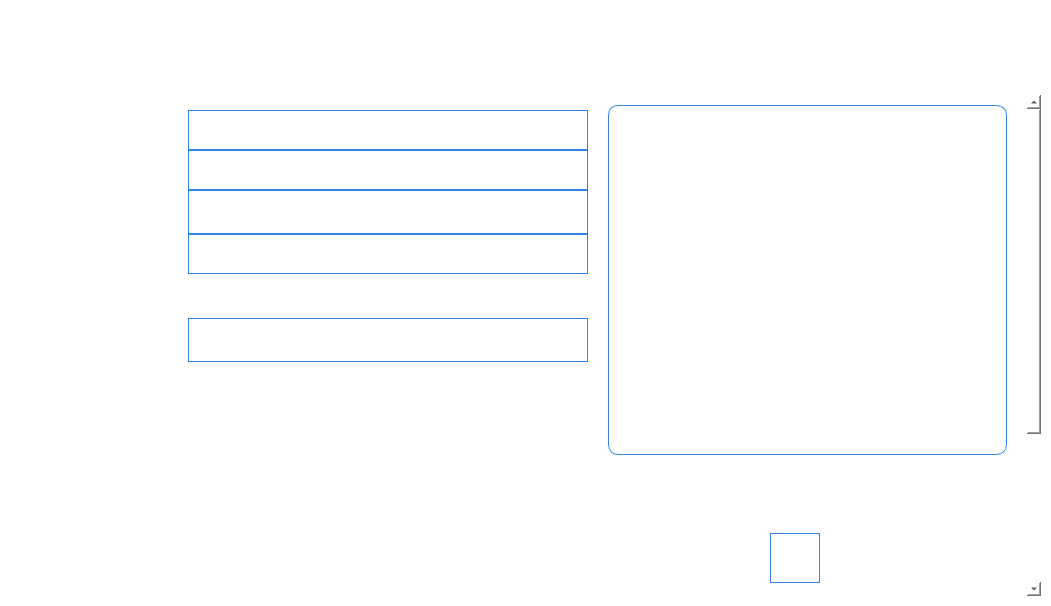
First picture: the form in forms/Page_5.ui, repository apollo-k22/FaceAI-Product, before the edit.
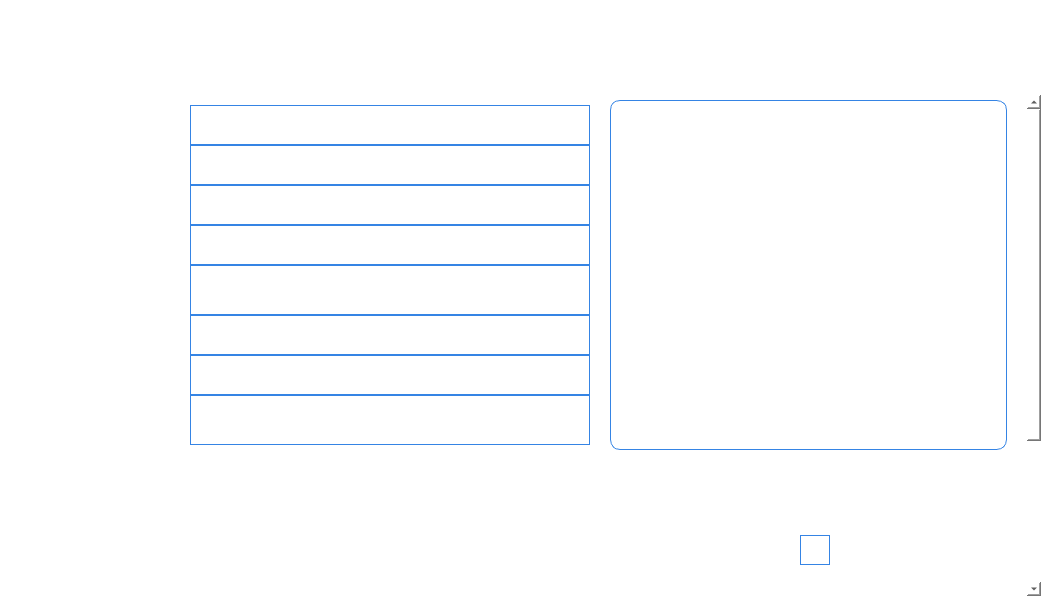
Second picture: the form after the edit. Icons and pictures are not drawn.

```diff
--- a/forms/Page_5.ui
+++ b/forms/Page_5.ui
@@ -226,7 +226,7 @@
           <x>0</x>
           <y>0</y>
           <width>1012</width>
-          <height>761</height>
+          <height>759</height>
          </rect>
         </property>
         <property name="styleSheet">
@@ -251,6 +251,9 @@
          </property>
          <item>
           <layout class="QVBoxLayout" name="verticalLayout_8">
+           <property name="spacing">
+            <number>6</number>
+           </property>
            <property name="bottomMargin">
             <number>0</number>
            </property>
@@ -277,13 +280,13 @@
                 <number>0</number>
                </property>
                <property name="topMargin">
-                <number>10</number>
+                <number>5</number>
                </property>
                <property name="rightMargin">
                 <number>0</number>
                </property>
                <property name="bottomMargin">
-                <number>10</number>
+                <number>0</number>
                </property>
                <item>
                 <spacer name="horizontalSpacer_7">
@@ -323,11 +326,17 @@
                    <item row="0" column="0">
                     <widget class="QLabel" name="label">
                      <property name="sizePolicy">
-                      <sizepolicy hsizetype="Expanding" vsizetype="Expanding">
+                      <sizepolicy hsizetype="Fixed" vsizetype="Fixed">
                        <horstretch>0</horstretch>
                        <verstretch>0</verstretch>
                       </sizepolicy>
                      </property>
+                     <property name="minimumSize">
+                      <size>
+                       <width>140</width>
+                       <height>40</height>
+                      </size>
+                     </property>
                      <property name="font">
                       <font>
                        <pointsize>11</pointsize>
@@ -341,6 +350,9 @@
                      <property name="text">
                       <string>Probe ID:</string>
                      </property>
+                     <property name="alignment">
+                      <set>Qt::AlignCenter</set>
+                     </property>
                     </widget>
                    </item>
                    <item row="0" column="1">
@@ -382,11 +394,23 @@
                    <item row="1" column="0">
                     <widget class="QLabel" name="label_2">
                      <property name="sizePolicy">
-                      <sizepolicy hsizetype="Expanding" vsizetype="Expanding">
+                      <sizepolicy hsizetype="Fixed" vsizetype="Fixed">
                        <horstretch>0</horstretch>
                        <verstretch>0</verstretch>
                       </sizepolicy>
                      </property>
+                     <property name="minimumSize">
+                      <size>
+                       <width>140</width>
+                       <height>40</height>
+                      </size>
+                     </property>
+                     <property name="maximumSize">
+                      <size>
+                       <width>140</width>
+                       <height>40</height>
+                      </size>
+                     </property>
                      <property name="styleSheet">
                       <string notr="true">color: rgb(255, 255, 255);
 background:none;</string>
@@ -394,6 +418,9 @@
                      <property name="text">
                       <string>Probe result:</string>
                      </property>
+                     <property name="alignment">
+                      <set>Qt::AlignCenter</set>
+                     </property>
                     </widget>
                    </item>
                    <item row="2" column="0">
@@ -404,6 +431,18 @@
                        <verstretch>0</verstretch>
                       </sizepolicy>
                      </property>
+                     <property name="minimumSize">
+                      <size>
+                       <width>140</width>
+                       <height>40</height>
+                      </size>
+                     </property>
+                     <property name="maximumSize">
+                      <size>
+                       <width>250</width>
+                       <height>40</height>
+                      </size>
+                     </property>
                      <property name="styleSheet">
                       <string notr="true">color: rgb(255, 255, 255);
 background:none;</string>
@@ -411,6 +450,9 @@
                      <property name="text">
                       <string>Time of report generation:</string>
                      </property>
+                     <property name="alignment">
+                      <set>Qt::AlignCenter</set>
+                     </property>
                     </widget>
                    </item>
                    <item row="2" column="1">
@@ -451,6 +493,18 @@
                        <verstretch>0</verstretch>
                       </sizepolicy>
                      </property>
+                     <property name="minimumSize">
+                      <size>
+                       <width>140</width>
+                       <height>40</height>
+                      </size>
+                     </property>
+                     <property name="maximumSize">
+                      <size>
+                       <width>140</width>
+                       <height>40</height>
+                      </size>
+                     </property>
                      <property name="styleSheet">
                       <string notr="true">color: rgb(255, 255, 255);
 background:none;</string>
@@ -458,6 +512,9 @@
                      <property name="text">
                       <string>Case number</string>
                      </property>
+                     <property name="alignment">
+                      <set>Qt::AlignCenter</set>
+                     </property>
                     </widget>
                    </item>
                    <item row="3" column="1">
@@ -492,6 +549,18 @@
                        <verstretch>0</verstretch>
                       </sizepolicy>
                      </property>
+                     <property name="minimumSize">
+                      <size>
+                       <width>140</width>
+                       <height>40</height>
+                      </size>
+                     </property>
+                     <property name="maximumSize">
+                      <size>
+                       <width>140</width>
+                       <height>40</height>
+                      </size>
+                     </property>
                      <property name="styleSheet">
                       <string notr="true">color: rgb(255, 255, 255);
 background:none;</string>
@@ -499,6 +568,9 @@
                      <property name="text">
                       <string>Examiner's no.:</string>
                      </property>
+                     <property name="alignment">
+                      <set>Qt::AlignCenter</set>
+                     </property>
                     </widget>
                    </item>
                    <item row="6" column="1">
@@ -539,6 +611,18 @@
                        <verstretch>0</verstretch>
                       </sizepolicy>
                      </property>
+                     <property name="minimumSize">
+                      <size>
+                       <width>140</width>
+                       <height>40</height>
+                      </size>
+                     </property>
+                     <property name="maximumSize">
+                      <size>
+                       <width>140</width>
+                       <height>40</height>
+                      </size>
+                     </property>
                      <property name="styleSheet">
                       <string notr="true">color: rgb(255, 255, 255);
 background:none;</string>
@@ -546,6 +630,9 @@
                      <property name="text">
                       <string>Examiner's name:</string>
                      </property>
+                     <property name="alignment">
+                      <set>Qt::AlignCenter</set>
+                     </property>
                     </widget>
                    </item>
                    <item row="8" column="0">
@@ -556,6 +643,18 @@
                        <verstretch>0</verstretch>
                       </sizepolicy>
                      </property>
+                     <property name="minimumSize">
+                      <size>
+                       <width>140</width>
+                       <height>40</height>
+                      </size>
+                     </property>
+                     <property name="maximumSize">
+                      <size>
+                       <width>140</width>
+                       <height>40</height>
+                      </size>
+                     </property>
                      <property name="styleSheet">
                       <string notr="true">color: rgb(255, 255, 255);
 background:none;</string>
@@ -563,6 +662,9 @@
                      <property name="text">
                       <string>Remarks:</string>
                      </property>
+                     <property name="alignment">
+                      <set>Qt::AlignCenter</set>
+                     </property>
                     </widget>
                    </item>
                    <item row="1" column="1">
@@ -603,6 +705,18 @@
                        <verstretch>0</verstretch>
                       </sizepolicy>
                      </property>
+                     <property name="minimumSize">
+                      <size>
+                       <width>140</width>
+                       <height>40</height>
+                      </size>
+                     </property>
+                     <property name="maximumSize">
+                      <size>
+                       <width>140</width>
+                       <height>40</height>
+                      </size>
+                     </property>
                      <property name="styleSheet">
                       <string notr="true">color: rgb(255, 255, 255);
 background:none;</string>
@@ -610,6 +724,117 @@
                      <property name="text">
                       <string>        PS</string>
                      </property>
+                     <property name="alignment">
+                      <set>Qt::AlignCenter</set>
+                     </property>
+                    </widget>
+                   </item>
+                   <item row="7" column="1">
+                    <widget class="QTextEdit" name="teditExaminerName">
+                     <property name="sizePolicy">
+                      <sizepolicy hsizetype="Fixed" vsizetype="Fixed">
+                       <horstretch>0</horstretch>
+                       <verstretch>0</verstretch>
+                      </sizepolicy>
+                     </property>
+                     <property name="minimumSize">
+                      <size>
+                       <width>400</width>
+                       <height>0</height>
+                      </size>
+                     </property>
+                     <property name="maximumSize">
+                      <size>
+                       <width>400</width>
+                       <height>40</height>
+                      </size>
+                     </property>
+                     <property name="styleSheet">
+                      <string notr="true">background:transparent;
+border: 1px solid rgb(53, 132, 228);</string>
+                     </property>
+                     <property name="verticalScrollBarPolicy">
+                      <enum>Qt::ScrollBarAlwaysOff</enum>
+                     </property>
+                     <property name="horizontalScrollBarPolicy">
+                      <enum>Qt::ScrollBarAlwaysOff</enum>
+                     </property>
+                     <property name="sizeAdjustPolicy">
+                      <enum>QAbstractScrollArea::AdjustToContents</enum>
+                     </property>
+                     <property name="readOnly">
+                      <bool>true</bool>
+                     </property>
+                    </widget>
+                   </item>
+                   <item row="8" column="1">
+                    <widget class="QTextEdit" name="teditRemarks">
+                     <property name="sizePolicy">
+                      <sizepolicy hsizetype="Fixed" vsizetype="Fixed">
+                       <horstretch>0</horstretch>
+                       <verstretch>0</verstretch>
+                      </sizepolicy>
+                     </property>
+                     <property name="minimumSize">
+                      <size>
+                       <width>400</width>
+                       <height>40</height>
+                      </size>
+                     </property>
+                     <property name="styleSheet">
+                      <string notr="true">background:transparent;
+border: 1px solid rgb(53, 132, 228);</string>
+                     </property>
+                     <property name="verticalScrollBarPolicy">
+                      <enum>Qt::ScrollBarAlwaysOff</enum>
+                     </property>
+                     <property name="horizontalScrollBarPolicy">
+                      <enum>Qt::ScrollBarAlwaysOff</enum>
+                     </property>
+                     <property name="sizeAdjustPolicy">
+                      <enum>QAbstractScrollArea::AdjustToContents</enum>
+                     </property>
+                     <property name="readOnly">
+                      <bool>true</bool>
+                     </property>
+                    </widget>
+                   </item>
+                   <item row="4" column="1">
+                    <widget class="QTextEdit" name="teditPS">
+                     <property name="sizePolicy">
+                      <sizepolicy hsizetype="Fixed" vsizetype="Expanding">
+                       <horstretch>0</horstretch>
+                       <verstretch>0</verstretch>
+                      </sizepolicy>
+                     </property>
+                     <property name="minimumSize">
+                      <size>
+                       <width>400</width>
+                       <height>40</height>
+                      </size>
+                     </property>
+                     <property name="maximumSize">
+                      <size>
+                       <width>400</width>
+                       <height>16777215</height>
+                      </size>
+                     </property>
+                     <property name="styleSheet">
+                      <string notr="true">background:transparent;
+border: 1px solid rgb(53, 132, 228);</string>
+                     </property>
+                     <property name="verticalScrollBarPolicy">
+                      <enum>Qt::ScrollBarAlwaysOff</enum>
+                     </property>
+                     <property name="horizontalScrollBarPolicy">
+                      <enum>Qt::ScrollBarAlwaysOff</enum>
+                     </property>
+                     <property name="sizeAdjustPolicy">
+                      <enum>QAbstractScrollArea::AdjustToContents</enum>
+                     </property>
+                     <property name="readOnly">
+                      <bool>true</bool>
+                     </property>
                     </widget>
                    </item>
                   </layout>
@@ -751,7 +976,7 @@
                        <number>0</number>
                       </property>
                       <property name="bottomMargin">
-                       <number>10</number>
+                       <number>3</number>
                       </property>
                       <item>
                        <spacer name="horizontalSpacer_5">
@@ -786,14 +1011,14 @@
                        <widget class="QLineEdit" name="leditRemainingPhotoNumber">
                         <property name="minimumSize">
                          <size>
-                          <width>50</width>
-                          <height>50</height>
+                          <width>30</width>
+                          <height>30</height>
                          </size>
                         </property>
                         <property name="maximumSize">
                          <size>
-                          <width>50</width>
-                          <height>50</height>
+                          <width>30</width>
+                          <height>30</height>
                          </size>
                         </property>
                         <property name="font">
@@ -832,14 +1057,14 @@
                        <widget class="QPushButton" name="btnGoRemaining">
                         <property name="minimumSize">
                          <size>
-                          <width>50</width>
-                          <height>50</height>
+                          <width>40</width>
+                          <height>40</height>
                          </size>
                         </property>
                         <property name="maximumSize">
                          <size>
-                          <width>70</width>
-                          <height>100</height>
+                          <width>40</width>
+                          <height>40</height>
                          </size>
                         </property>
                         <property name="font">
@@ -873,7 +1098,7 @@
                      <number>0</number>
                     </property>
                     <property name="topMargin">
-                     <number>30</number>
+                     <number>10</number>
                     </property>
                     <property name="bottomMargin">
                      <number>0</number>
@@ -907,6 +1132,9 @@
                       <property name="text">
                        <string>      Facial Recognition JSON results</string>
                       </property>
+                      <property name="alignment">
+                       <set>Qt::AlignCenter</set>
+                      </property>
                      </widget>
                     </item>
                    </layout>
@@ -1077,6 +1305,26 @@
              </item>
             </layout>
            </item>
+           <item>
+            <layout class="QHBoxLayout" name="hlyStatus">
+             <property name="spacing">
+              <number>0</number>
+             </property>
+             <property name="bottomMargin">
+              <number>0</number>
+             </property>
+             <item>
+              <widget class="QLabel" name="lblStatus">
+               <property name="styleSheet">
+                <string notr="true">background:transparent;</string>
+               </property>
+               <property name="text">
+                <string/>
+               </property>
+              </widget>
+             </item>
+            </layout>
+           </item>
           </layout>
          </item>
         </layout>
```
